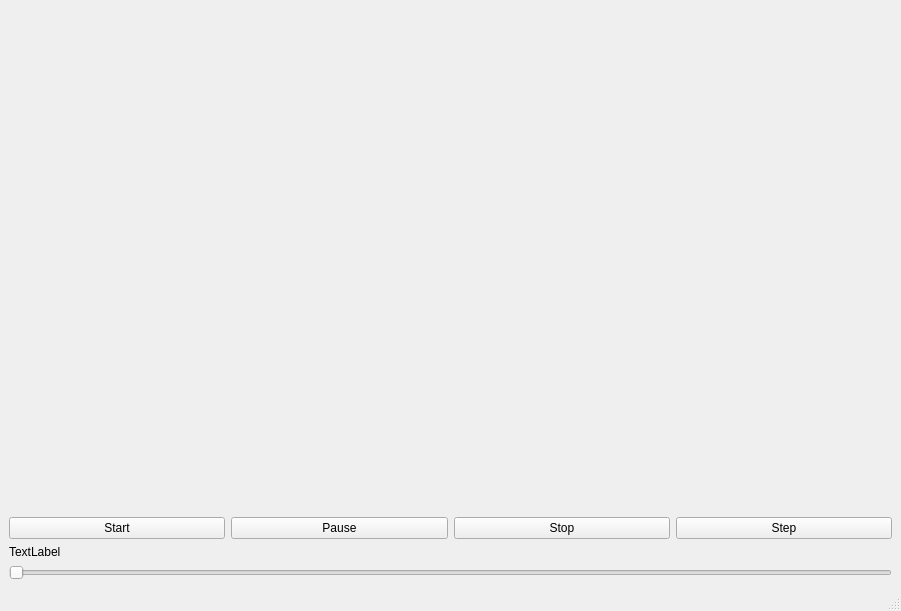
Old version of the form examples/playerTest/mainwindow.ui in the repository rbbrnc/krbkACD.
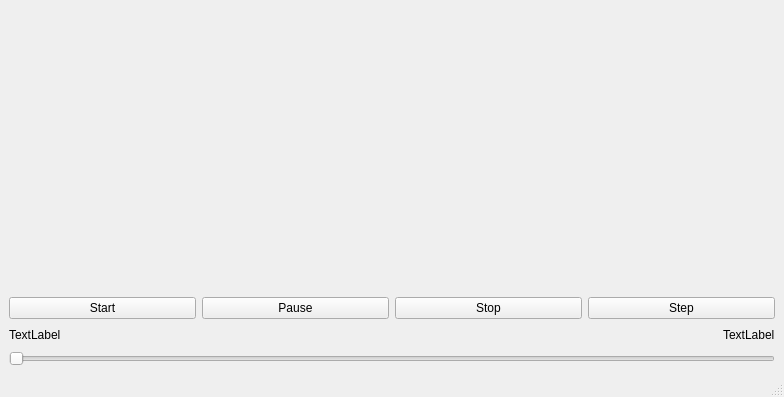
New version of the form.

The edit to the form file:
```diff
--- a/examples/playerTest/mainwindow.ui
+++ b/examples/playerTest/mainwindow.ui
@@ -6,15 +6,15 @@
    <rect>
     <x>0</x>
     <y>0</y>
-    <width>901</width>
-    <height>611</height>
+    <width>784</width>
+    <height>397</height>
    </rect>
   </property>
   <property name="windowTitle">
    <string>MainWindow</string>
   </property>
   <widget class="QWidget" name="centralwidget">
-   <layout class="QVBoxLayout" name="verticalLayout_2">
+   <layout class="QVBoxLayout" name="verticalLayout_3">
     <item>
      <widget class="QWidget" name="processWidget" native="true">
       <property name="sizePolicy">
@@ -59,11 +59,49 @@
      </layout>
     </item>
     <item>
+     <layout class="QVBoxLayout" name="verticalLayout_2">
+      <item>
+       <layout class="QHBoxLayout" name="horizontalLayout_2">
+        <item>
      <widget class="QLabel" name="lowerPositionLabel">
+          <property name="sizePolicy">
+           <sizepolicy hsizetype="Preferred" vsizetype="Fixed">
+            <horstretch>0</horstretch>
+            <verstretch>0</verstretch>
+           </sizepolicy>
+          </property>
       <property name="text">
        <string>TextLabel</string>
       </property>
      </widget>
+        </item>
+        <item>
+         <spacer name="horizontalSpacer">
+          <property name="orientation">
+           <enum>Qt::Horizontal</enum>
+          </property>
+          <property name="sizeHint" stdset="0">
+           <size>
+            <width>40</width>
+            <height>20</height>
+           </size>
+          </property>
+         </spacer>
+        </item>
+        <item>
+         <widget class="QLabel" name="topPositionLabel">
+          <property name="sizePolicy">
+           <sizepolicy hsizetype="Preferred" vsizetype="Fixed">
+            <horstretch>0</horstretch>
+            <verstretch>0</verstretch>
+           </sizepolicy>
+          </property>
+          <property name="text">
+           <string>TextLabel</string>
+          </property>
+         </widget>
+        </item>
+       </layout>
     </item>
     <item>
      <widget class="QSlider" name="horizontalSlider">
@@ -76,6 +114,8 @@
      </widget>
     </item>
    </layout>
+    </item>
+   </layout>
   </widget>
   <widget class="QMenuBar" name="menubar">
    <property name="geometry">
```
Left out of the diff: 2 changed lines with no effect on the pictures. Lines whose indentation alone changed are shown as unchanged.
